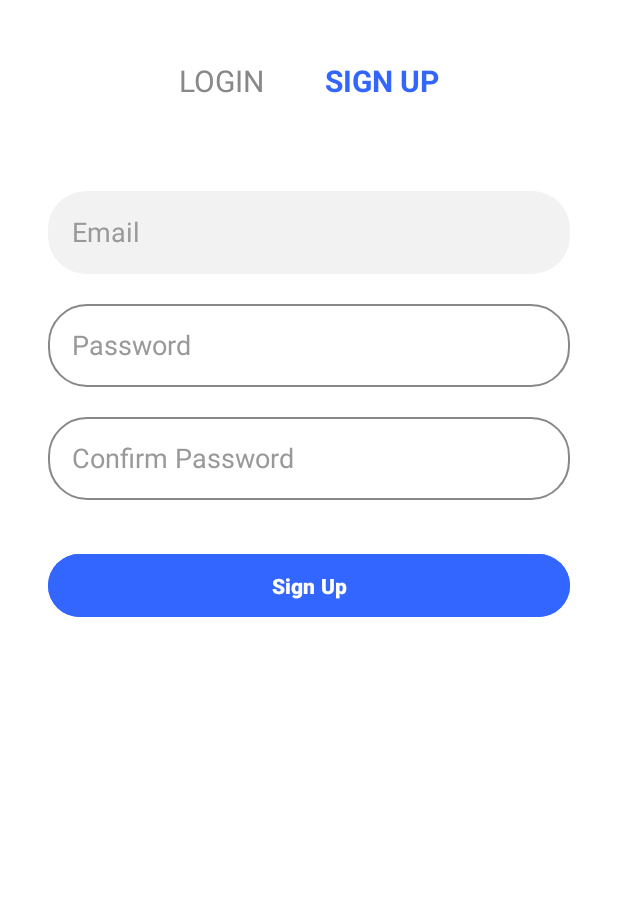
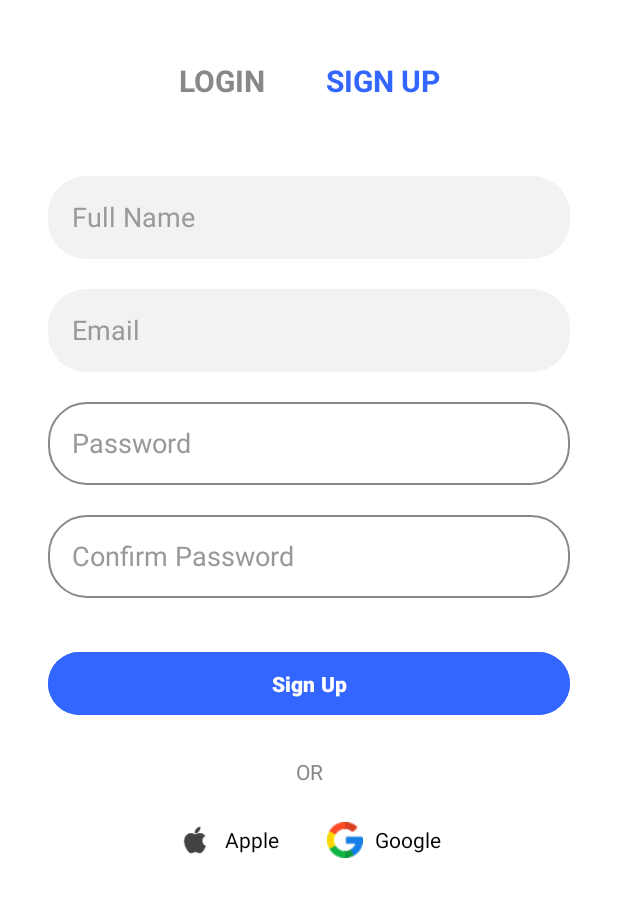
Before and after one commit to Harris0109/2.1, an Android app: the layout activity_sign_up.xml on its own in the app's theme, with its tools: preview values and no code run, on a phone screen of 412 x 824 dp. Shown: the top 897 px of the screen. Run offline under Robolectric (Android 15) with nearby library versions, the phone set to English and light mode, and no system bars.

Commit message:
changed the layout of the sign up page and icnluded full name

```diff
--- a/app/src/main/res/layout/activity_sign_up.xml
+++ b/app/src/main/res/layout/activity_sign_up.xml
@@ -8,6 +8,7 @@
     android:background="@android:color/white"
     tools:context=".SignUpActivity">
 
+    <!-- Header -->
     <LinearLayout
         android:id="@+id/header"
         android:layout_width="wrap_content"
@@ -19,13 +20,14 @@
         app:layout_constraintTop_toTopOf="parent">
 
         <TextView
-            android:id="@+id/loginTitle"
+            android:id="@+id/loginText"
             android:layout_width="wrap_content"
             android:layout_height="wrap_content"
+            android:text="LOGIN"
             android:layout_marginEnd="40dp"
-            android:text="LOGIN"
             android:textColor="#888888"
-            android:textSize="20sp" />
+            android:textSize="20sp"
+            android:textStyle="bold" />
 
         <TextView
             android:id="@+id/signupTitle"
@@ -37,39 +39,55 @@
             android:textStyle="bold" />
     </LinearLayout>
 
+    <!-- Name & Surname -->
+    <EditText
+        android:id="@+id/nameInput"
+        android:layout_width="0dp"
+        android:layout_height="55dp"
+        android:layout_marginStart="32dp"
+        android:layout_marginTop="50dp"
+        android:layout_marginEnd="32dp"
+        android:background="@drawable/input_bg"
+        android:hint="Full Name"
+        android:padding="16dp"
+        android:textColorHint="#999999"
+        app:layout_constraintEnd_toEndOf="parent"
+        app:layout_constraintStart_toStartOf="parent"
+        app:layout_constraintTop_toBottomOf="@id/header" />
+
     <!-- Email -->
     <EditText
-        android:id="@+id/emailInput"
+        android:id="@+id/signupEmailInput"
         android:layout_width="0dp"
         android:layout_height="55dp"
         android:hint="Email"
         android:layout_marginStart="32dp"
         android:inputType="textEmailAddress"
-        android:layout_marginTop="60dp"
+        android:background="@drawable/input_bg"
+        android:layout_marginTop="20dp"
+        android:layout_marginEnd="32dp"
+        app:layout_constraintStart_toStartOf="parent"
+        android:padding="16dp"
         android:textColorHint="#999999"
-        android:layout_marginEnd="32dp"
-        android:background="@drawable/input_bg"
         app:layout_constraintEnd_toEndOf="parent"
-        android:padding="16dp"
-        app:layout_constraintStart_toStartOf="parent"
-        app:layout_constraintTop_toBottomOf="@id/header" />
+        app:layout_constraintTop_toBottomOf="@id/nameInput" />
 
     <!-- Password -->
     <EditText
-        android:id="@+id/passwordInput"
+        android:id="@+id/signupPasswordInput"
         android:layout_width="0dp"
         android:layout_height="55dp"
         android:hint="Password"
         android:layout_marginStart="32dp"
         android:inputType="textPassword"
+        android:background="@drawable/password_bg"
         android:layout_marginTop="20dp"
+        android:layout_marginEnd="32dp"
+        app:layout_constraintStart_toStartOf="parent"
+        android:padding="16dp"
         android:textColorHint="#999999"
-        android:layout_marginEnd="32dp"
-        android:background="@drawable/password_bg"
         app:layout_constraintEnd_toEndOf="parent"
-        android:padding="16dp"
-        app:layout_constraintStart_toStartOf="parent"
-        app:layout_constraintTop_toBottomOf="@id/emailInput" />
+        app:layout_constraintTop_toBottomOf="@id/signupEmailInput" />
 
     <!-- Confirm Password -->
     <EditText
@@ -86,7 +104,7 @@
         app:layout_constraintEnd_toEndOf="parent"
         android:inputType="textPassword"
         app:layout_constraintStart_toStartOf="parent"
-        app:layout_constraintTop_toBottomOf="@id/passwordInput" />
+        app:layout_constraintTop_toBottomOf="@id/signupPasswordInput" />
 
     <!-- Sign Up Button -->
     <Button
@@ -96,12 +114,82 @@
         android:text="Sign Up"
         android:textColor="@android:color/white"
         android:textStyle="bold"
+        android:layout_marginTop="32dp"
+        android:layout_marginEnd="32dp"
+        android:backgroundTint="#3366FF"
+        app:layout_constraintEnd_toEndOf="parent"
+        app:layout_constraintStart_toStartOf="parent"
         android:layout_marginStart="32dp"
-        android:layout_marginTop="32dp"
+        app:layout_constraintTop_toBottomOf="@id/confirmPasswordInput" />
+
+    <!-- OR -->
+    <TextView
+        android:id="@+id/orText"
+        android:layout_width="wrap_content"
+        android:layout_height="wrap_content"
+        android:layout_marginTop="24dp"
+        android:text="OR"
+        android:textColor="#888888"
+        android:textSize="14sp"
+        app:layout_constraintEnd_toEndOf="parent"
+        app:layout_constraintStart_toStartOf="parent"
+        app:layout_constraintTop_toBottomOf="@id/signupButton" />
+
+    <!-- Social Login -->
+    <LinearLayout
+        android:id="@+id/socialLoginLayout"
+        android:layout_width="wrap_content"
+        android:layout_height="wrap_content"
+        android:layout_marginTop="24dp"
+        android:gravity="center"
+        android:orientation="horizontal"
         app:layout_constraintStart_toStartOf="parent"
         app:layout_constraintEnd_toEndOf="parent"
-        android:layout_marginEnd="32dp"
-        android:backgroundTint="#3366FF"
-        app:layout_constraintTop_toBottomOf="@id/confirmPasswordInput" />
+        app:layout_constraintTop_toBottomOf="@id/orText">
 
+        <!-- Apple -->
+        <LinearLayout
+            android:layout_width="wrap_content"
+            android:layout_height="wrap_content"
+            android:layout_marginEnd="32dp"
+            android:gravity="center_vertical"
+            android:orientation="horizontal">
+
+            <ImageView
+                android:layout_width="24dp"
+                android:layout_height="24dp"
+                android:contentDescription="Apple login"
+                android:src="@drawable/ic_apple" />
+
+            <TextView
+                android:layout_width="wrap_content"
+                android:layout_height="wrap_content"
+                android:layout_marginStart="8dp"
+                android:text="Apple"
+                android:textColor="#000000"
+                android:textSize="14sp" />
+        </LinearLayout>
+
+        <!-- Google -->
+        <LinearLayout
+            android:layout_width="wrap_content"
+            android:layout_height="wrap_content"
+            android:gravity="center_vertical"
+            android:orientation="horizontal">
+
+            <ImageView
+                android:layout_width="24dp"
+                android:layout_height="24dp"
+                android:contentDescription="Google login"
+                android:src="@drawable/ic_google" />
+
+            <TextView
+                android:layout_width="wrap_content"
+                android:layout_height="wrap_content"
+                android:layout_marginStart="8dp"
+                android:text="Google"
+                android:textColor="#000000"
+                android:textSize="14sp" />
+        </LinearLayout>
+    </LinearLayout>
 </androidx.constraintlayout.widget.ConstraintLayout>
```
